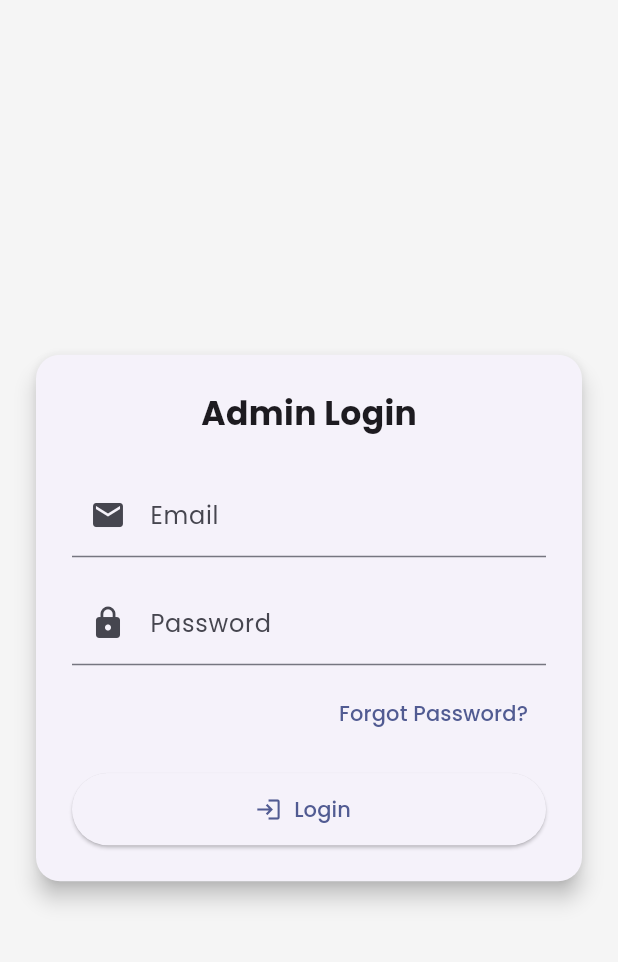
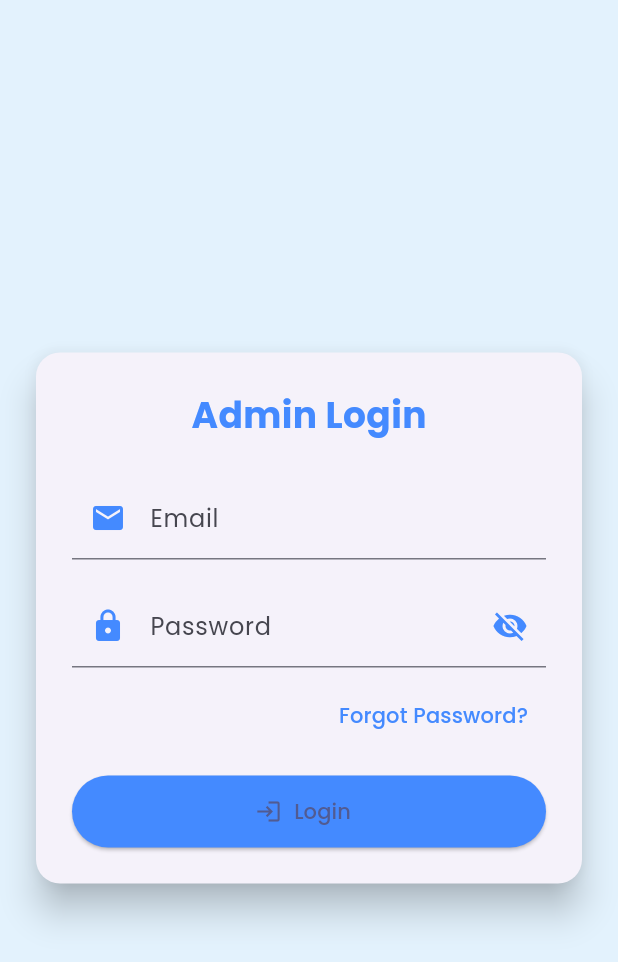
Before and after one commit to bscs23174/rent_a_car, a Flutter app: the screen it shows after launch, on a phone screen of 412 x 824 dp. Shown: the top 962 px of the screen. Run offline on Flutter 3.47's test engine with Material 3 defaults, Android fonts, the phone set to English and light mode, and no system bars; our stand-ins replace cloud_firestore, firebase_auth, firebase_core, google_fonts; accounts and stored records are empty.

Commit message:
improved over all UI fixed some bugs(hopefully fix mor thn added)

```diff
--- a/lib/screens/admin/admin_login_screen.dart
+++ b/lib/screens/admin/admin_login_screen.dart
@@ -17,6 +17,7 @@ class _AdminLoginScreenState extends State<AdminLoginScreen> {
 
   bool _isLoading = false;
   String? _error;
+  bool _isPasswordVisible = false; // Variable to toggle password visibility
 
   Future<void> _handleLogin() async {
     if (!_formKey.currentState!.validate()) return;
@@ -69,11 +70,11 @@ class _AdminLoginScreenState extends State<AdminLoginScreen> {
   @override
   Widget build(BuildContext context) {
     return Scaffold(
-      backgroundColor: Colors.grey.shade100,
+      backgroundColor: Colors.blue.shade50, // Added a soft background color
       body: Center(
         child: Card(
           margin: const EdgeInsets.symmetric(horizontal: 24),
-          elevation: 6,
+          elevation: 10, // Increased elevation for a better shadow effect
           shape: RoundedRectangleBorder(borderRadius: BorderRadius.circular(16)),
           child: Padding(
             padding: const EdgeInsets.all(24),
@@ -84,36 +85,49 @@ class _AdminLoginScreenState extends State<AdminLoginScreen> {
                 children: [
                   const Text(
                     'Admin Login',
-                    style: TextStyle(fontSize: 22, fontWeight: FontWeight.bold),
+                    style: TextStyle(
+                      fontSize: 24,
+                      fontWeight: FontWeight.bold,
+                      color: Colors.blueAccent,
+                    ),
                   ),
                   const SizedBox(height: 24),
                   TextFormField(
                     controller: _emailController,
                     decoration: const InputDecoration(
                       labelText: 'Email',
-                      prefixIcon: Icon(Icons.email),
+                      prefixIcon: Icon(Icons.email, color: Colors.blueAccent),
                     ),
                     keyboardType: TextInputType.emailAddress,
-                    validator: (value) =>
-                    value == null || value.isEmpty ? 'Enter email' : null,
+                    validator: (value) => value == null || value.isEmpty ? 'Enter email' : null,
                   ),
                   const SizedBox(height: 16),
                   TextFormField(
                     controller: _passwordController,
-                    obscureText: true,
-                    decoration: const InputDecoration(
+                    obscureText: !_isPasswordVisible, // Toggle password visibility
+                    decoration: InputDecoration(
                       labelText: 'Password',
-                      prefixIcon: Icon(Icons.lock),
+                      prefixIcon: const Icon(Icons.lock, color: Colors.blueAccent),
+                      suffixIcon: IconButton(
+                        icon: Icon(
+                          _isPasswordVisible ? Icons.visibility : Icons.visibility_off,
+                          color: Colors.blueAccent,
+                        ),
+                        onPressed: () {
+                          setState(() {
+                            _isPasswordVisible = !_isPasswordVisible;
+                          });
+                        },
+                      ),
                     ),
-                    validator: (value) =>
-                    value == null || value.isEmpty ? 'Enter password' : null,
+                    validator: (value) => value == null || value.isEmpty ? 'Enter password' : null,
                   ),
                   const SizedBox(height: 8),
                   Align(
                     alignment: Alignment.centerRight,
                     child: TextButton(
                       onPressed: _resetPassword,
-                      child: const Text('Forgot Password?'),
+                      child: const Text('Forgot Password?', style: TextStyle(color: Colors.blueAccent)),
                     ),
                   ),
                   const SizedBox(height: 16),
@@ -127,6 +141,7 @@ class _AdminLoginScreenState extends State<AdminLoginScreen> {
                     label: const Text('Login'),
                     style: ElevatedButton.styleFrom(
                       minimumSize: const Size.fromHeight(48),
+                      backgroundColor: Colors.blueAccent, // Use backgroundColor instead of primary
                     ),
                   ),
                 ],
```
